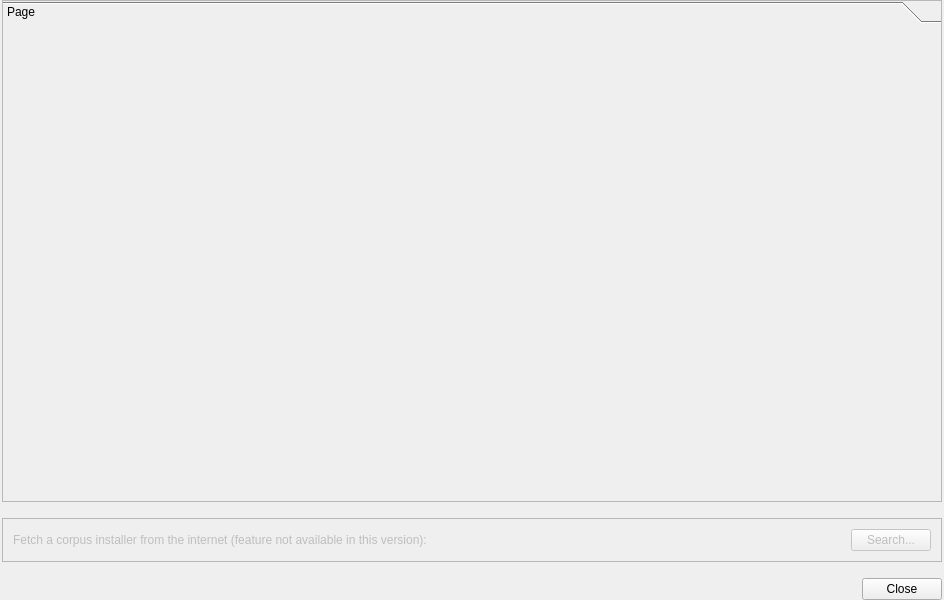
gkunter/coquery, file coquery/gui/corpusManager.ui: the form before one commit.
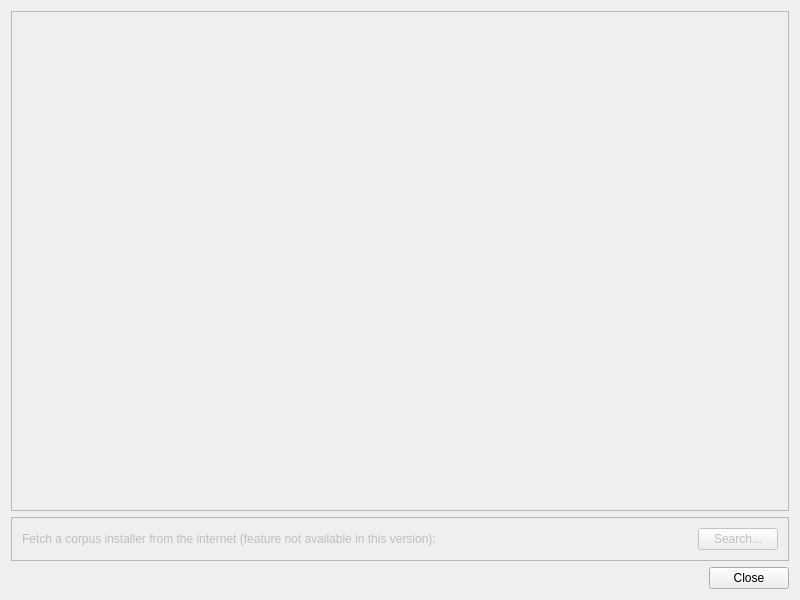
The form after the commit. Icons and pictures are not drawn.

Commit message: Use list widget for installers

The edit to the form file:
```diff
--- a/coquery/gui/corpusManager.ui
+++ b/coquery/gui/corpusManager.ui
@@ -6,7 +6,7 @@
    <rect>
     <x>0</x>
     <y>0</y>
-    <width>944</width>
+    <width>800</width>
     <height>600</height>
    </rect>
   </property>
@@ -14,94 +14,50 @@
    <string>Corpus manager  – Coquery</string>
   </property>
   <layout class="QVBoxLayout" name="verticalLayout">
-   <property name="spacing">
-    <number>16</number>
-   </property>
-   <property name="leftMargin">
-    <number>2</number>
-   </property>
-   <property name="topMargin">
-    <number>0</number>
-   </property>
-   <property name="rightMargin">
-    <number>2</number>
-   </property>
-   <property name="bottomMargin">
-    <number>0</number>
-   </property>
+   <item>
+    <widget class="QFrame" name="frame_2">
+     <property name="frameShape">
+      <enum>QFrame::StyledPanel</enum>
+     </property>
+     <property name="frameShadow">
+      <enum>QFrame::Raised</enum>
+     </property>
+     <layout class="QVBoxLayout" name="verticalLayout_2">
    <item>
-    <widget class="QScrollArea" name="scroll_area_corpus">
+       <widget class="QScrollArea" name="list_corpora">
      <property name="sizePolicy">
-      <sizepolicy hsizetype="Minimum" vsizetype="MinimumExpanding">
+         <sizepolicy hsizetype="Expanding" vsizetype="MinimumExpanding">
        <horstretch>0</horstretch>
        <verstretch>0</verstretch>
       </sizepolicy>
      </property>
      <property name="frameShape">
-      <enum>QFrame::StyledPanel</enum>
-     </property>
-     <property name="frameShadow">
-      <enum>QFrame::Raised</enum>
-     </property>
-     <property name="verticalScrollBarPolicy">
-      <enum>Qt::ScrollBarAsNeeded</enum>
+         <enum>QFrame::NoFrame</enum>
      </property>
      <property name="widgetResizable">
       <bool>true</bool>
      </property>
-     <widget class="QWidget" name="scroll_area_content">
+        <widget class="QWidget" name="list_content">
       <property name="geometry">
        <rect>
         <x>0</x>
         <y>0</y>
-        <width>934</width>
-        <height>458</height>
-       </rect>
-      </property>
-      <layout class="QHBoxLayout" name="horizontalLayout_2">
+           <width>778</width>
+           <height>492</height>
+          </rect>
+         </property>
+         <layout class="QVBoxLayout" name="list_layout">
        <property name="spacing">
         <number>0</number>
        </property>
        <property name="margin">
         <number>0</number>
        </property>
-       <item>
-        <widget class="QToolBox" name="corpus_stack">
-         <property name="frameShape">
-          <enum>QFrame::NoFrame</enum>
-         </property>
-         <property name="frameShadow">
-          <enum>QFrame::Raised</enum>
-         </property>
-         <property name="currentIndex">
-          <number>0</number>
-         </property>
-         <property name="tabSpacing">
-          <number>-1</number>
-         </property>
-         <widget class="QWidget" name="page_3">
-          <property name="geometry">
-           <rect>
-            <x>0</x>
-            <y>0</y>
-            <width>924</width>
-            <height>406</height>
-           </rect>
-          </property>
-          <attribute name="icon">
-           <iconset theme="server-database">
-            <normaloff/>
-           </iconset>
-          </attribute>
-          <attribute name="label">
-           <string>Page</string>
-          </attribute>
-          <layout class="QVBoxLayout" name="verticalLayout_2"/>
+         </layout>
          </widget>
         </widget>
        </item>
       </layout>
-     </widget>
     </widget>
    </item>
    <item>
```
Lines whose indentation alone changed are shown as unchanged. The commit also changes 1 other file.
